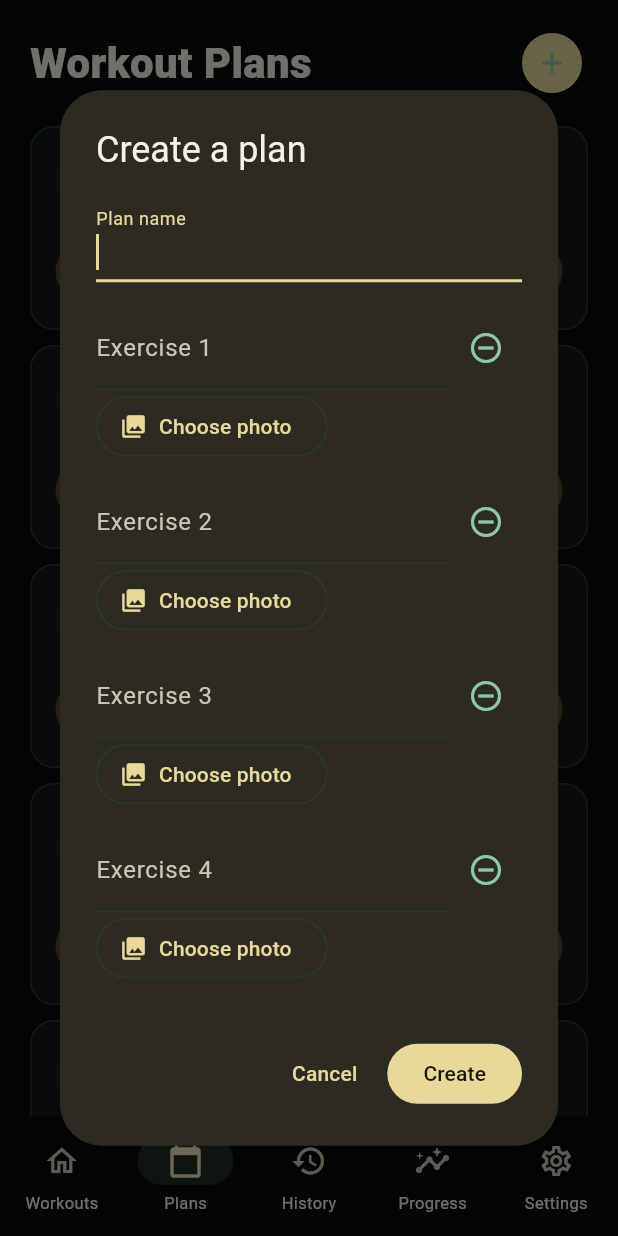
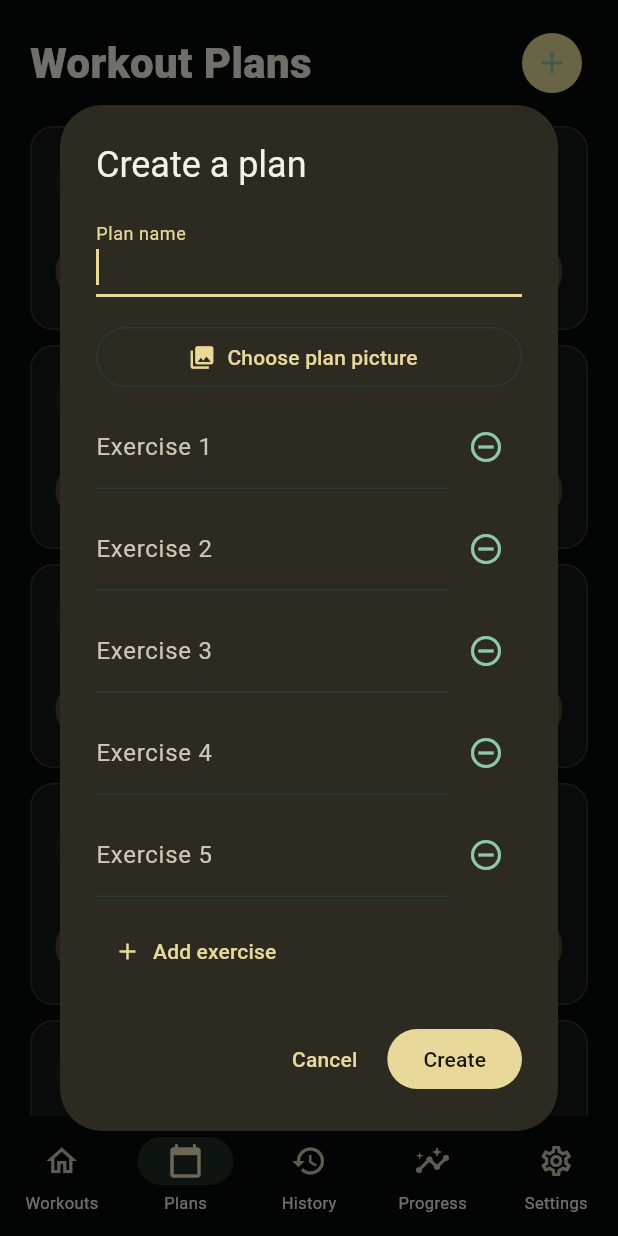
Before and after one commit to wazo-byte/flutter_ipohne_app_zenith00, a Flutter app: the screen it shows after launch, item 2 of the bottom bar chosen, after a tap on the "add" icon, on a phone screen of 412 x 824 dp. Run offline on Flutter 3.47's test engine with Material 3 defaults, Android fonts, the phone set to English and light mode, and no system bars; our stand-ins replace image_picker, shared_preferences; Roboto replaces fonts that are missing (SF Pro Display).

Commit message:
Add custom workout plan pictures

```diff
--- a/lib/main.dart
+++ b/lib/main.dart
@@ -168,7 +168,7 @@ class _ZenithShellState extends State<ZenithShell> {
   void _createPlan(
     String name,
     List<String> exercises,
-    List<String?> exerciseImages,
+    String? coverImageData,
   ) {
     final id = 'custom-${DateTime.now().microsecondsSinceEpoch}';
     setState(() {
@@ -178,7 +178,7 @@ class _ZenithShellState extends State<ZenithShell> {
           name: name,
           exerciseCount: exercises.length,
           exercises: exercises,
-          exerciseImages: exerciseImages,
+          coverImageData: coverImageData,
         ),
       );
     });
--- a/lib/models/workout_plan.dart
+++ b/lib/models/workout_plan.dart
@@ -4,7 +4,7 @@ class WorkoutPlan {
   final int exerciseCount;
   final DateTime? lastCompleted;
   final List<String> exercises;
-  final List<String?> exerciseImages;
+  final String? coverImageData;
 
   /// Reserved for future push/pull/legs, upper/lower, and muscle visuals.
   final String? category;
@@ -15,7 +15,7 @@ class WorkoutPlan {
     required this.exerciseCount,
     this.lastCompleted,
     this.exercises = const [],
-    this.exerciseImages = const [],
+    this.coverImageData,
     this.category,
   });
 
@@ -23,30 +23,22 @@ class WorkoutPlan {
       ? List.generate(exerciseCount, (index) => 'Exercise ${index + 1}')
       : exercises;
 
-  String? exerciseImageAt(int index) =>
-      index < exerciseImages.length ? exerciseImages[index] : null;
-
   Map<String, dynamic> toJson() => {
         'id': id,
         'name': name,
         'exercises': exerciseNames,
-        'exerciseImages': List.generate(
-          exerciseNames.length,
-          exerciseImageAt,
-        ),
+        'coverImageData': coverImageData,
         'category': category,
       };
 
   factory WorkoutPlan.fromJson(Map<String, dynamic> json) {
     final exercises = List<String>.from(json['exercises'] as List? ?? const []);
-    final exerciseImages =
-        List<String?>.from(json['exerciseImages'] as List? ?? const []);
     return WorkoutPlan(
       id: json['id'] as String,
       name: json['name'] as String,
       exerciseCount: exercises.length,
       exercises: exercises,
-      exerciseImages: exerciseImages,
+      coverImageData: json['coverImageData'] as String?,
       category: json['category'] as String?,
     );
   }
--- a/lib/screens/plans/plans_screen.dart
+++ b/lib/screens/plans/plans_screen.dart
@@ -2,22 +2,20 @@ import 'dart:convert';
 
 import 'package:flutter/material.dart';
 import 'package:image_picker/image_picker.dart';
+
 import '../../core/theme/app_theme.dart';
 import '../../models/workout_plan.dart';
 
 typedef _PlanDraft = ({
   String name,
   List<String> exercises,
-  List<String?> exerciseImages,
+  String? coverImageData,
 });
 
 class PlansScreen extends StatelessWidget {
   final List<WorkoutPlan> plans;
-  final void Function(
-    String name,
-    List<String> exercises,
-    List<String?> exerciseImages,
-  ) onCreatePlan;
+  final void Function(String name, List<String> exercises, String? coverImageData)
+      onCreatePlan;
   final ValueChanged<WorkoutPlan> onUpdatePlan;
   final ValueChanged<WorkoutPlan> onDeletePlan;
   final ValueChanged<WorkoutPlan> onStartWorkout;
@@ -42,10 +40,7 @@ class PlansScreen extends StatelessWidget {
         : plan.exerciseNames
             .map((exercise) => TextEditingController(text: exercise))
             .toList();
-    final exerciseImages = List<String?>.generate(
-      exerciseControllers.length,
-      (index) => plan?.exerciseImageAt(index),
-    );
+    var coverImageData = plan?.coverImageData;
 
     try {
       final result = await showDialog<_PlanDraft>(
@@ -76,6 +71,49 @@ class PlansScreen extends StatelessWidget {
                                 : null,
                       ),
                       const SizedBox(height: 16),
+                      OutlinedButton.icon(
+                        onPressed: () async {
+                          final image = await ImagePicker().pickImage(
+                            source: ImageSource.gallery,
+                            maxWidth: 640,
+                            maxHeight: 360,
+                            imageQuality: 65,
+                          );
+                          if (image == null) return;
+                          final bytes = await image.readAsBytes();
+                          if (!context.mounted) return;
+                          setDialogState(
+                              () => coverImageData = base64Encode(bytes));
+                        },
+                        icon: const Icon(Icons.photo_library),
+                        label: Text(
+                          coverImageData == null
+                              ? 'Choose plan picture'
+                              : 'Change plan picture',
+                        ),
+                      ),
+                      if (coverImageData != null) ...[
+                        const SizedBox(height: 8),
+                        ClipRRect(
+                          borderRadius: BorderRadius.circular(10),
+                          child: Image.memory(
+                            base64Decode(coverImageData!),
+                            height: 120,
+                            width: double.infinity,
+                            fit: BoxFit.cover,
+                          ),
+                        ),
+                        Align(
+                          alignment: Alignment.centerLeft,
+                          child: TextButton.icon(
+                            onPressed: () =>
+                                setDialogState(() => coverImageData = null),
+                            icon: const Icon(Icons.delete_outline),
+                            label: const Text('Remove picture'),
+                          ),
+                        ),
+                      ],
+                      const SizedBox(height: 8),
                       ...exerciseControllers.indexed.map((entry) {
                         final index = entry.$1;
                         final controller = entry.$2;
@@ -110,61 +148,12 @@ class PlansScreen extends StatelessWidget {
                                               exerciseControllers
                                                   .removeAt(index)
                                                   .dispose();
-                                              exerciseImages.removeAt(index);
                                             });
                                           },
                                     icon: const Icon(
                                       Icons.remove_circle_outline,
                                     ),
                                   ),
-                                ],
-                              ),
-                              Row(
-                                children: [
-                                  OutlinedButton.icon(
-                                    onPressed: () async {
-                                      final image =
-                                          await ImagePicker().pickImage(
-                                        source: ImageSource.gallery,
-                                        maxWidth: 480,
-                                        maxHeight: 480,
-                                        imageQuality: 60,
-                                      );
-                                      if (image == null) return;
-                                      final bytes = await image.readAsBytes();
-                                      if (!context.mounted) return;
-                                      setDialogState(() {
-                                        exerciseImages[index] =
-                                            base64Encode(bytes);
-                                      });
-                                    },
-                                    icon: const Icon(Icons.photo_library),
-                                    label: Text(
-                                      exerciseImages[index] == null
-                                          ? 'Choose photo'
-                                          : 'Change photo',
-                                    ),
-                                  ),
-                                  if (exerciseImages[index] != null)
-                                    IconButton(
-                                      tooltip: 'Remove photo',
-                                      onPressed: () => setDialogState(
-                                        () => exerciseImages[index] = null,
-                                      ),
-                                      icon: const Icon(Icons.delete_outline),
-                                    ),
-                                  if (exerciseImages[index] != null) ...[
-                                    const SizedBox(width: 8),
-                                    ClipRRect(
-                                      borderRadius: BorderRadius.circular(8),
-                                      child: Image.memory(
-                                        base64Decode(exerciseImages[index]!),
-                                        width: 52,
-                                        height: 52,
-                                        fit: BoxFit.cover,
-                                      ),
-                                    ),
-                                  ],
                                 ],
                               ),
                             ],
@@ -176,7 +165,6 @@ class PlansScreen extends StatelessWidget {
                         child: TextButton.icon(
                           onPressed: () => setDialogState(() {
                             exerciseControllers.add(TextEditingController());
-                            exerciseImages.add(null);
                           }),
                           icon: const Icon(Icons.add),
                           label: const Text('Add exercise'),
@@ -202,7 +190,7 @@ class PlansScreen extends StatelessWidget {
                       exercises: exerciseControllers
                           .map((controller) => controller.text.trim())
                           .toList(),
-                      exerciseImages: List.of(exerciseImages),
+                      coverImageData: coverImageData,
                     ),
                   );
                 },
@@ -217,7 +205,7 @@ class PlansScreen extends StatelessWidget {
         onCreatePlan(
           result.name,
           result.exercises,
-          result.exerciseImages,
+          result.coverImageData,
         );
       } else {
         onUpdatePlan(
@@ -226,7 +214,7 @@ class PlansScreen extends StatelessWidget {
             name: result.name,
             exerciseCount: result.exercises.length,
             exercises: result.exercises,
-            exerciseImages: result.exerciseImages,
+            coverImageData: result.coverImageData,
             category: plan.category,
             lastCompleted: plan.lastCompleted,
           ),
--- a/lib/widgets/workout_card.dart
+++ b/lib/widgets/workout_card.dart
@@ -1,3 +1,5 @@
+import 'dart:convert';
+
 import 'package:flutter/material.dart';
 import '../core/theme/app_theme.dart';
 import '../models/workout_plan.dart';
@@ -30,10 +32,20 @@ class WorkoutCard extends StatelessWidget {
               color: AppTheme.surface2,
               borderRadius: BorderRadius.circular(16),
             ),
-            child: const Center(
-              child:
-                  Icon(Icons.fitness_center, size: 64, color: AppTheme.muted),
-            ),
+            clipBehavior: Clip.antiAlias,
+            child: plan.coverImageData == null
+                ? const Center(
+                    child: Icon(
+                      Icons.fitness_center,
+                      size: 64,
+                      color: AppTheme.muted,
+                    ),
+                  )
+                : Image.memory(
+                    base64Decode(plan.coverImageData!),
+                    width: double.infinity,
+                    fit: BoxFit.cover,
+                  ),
           ),
           const SizedBox(height: 14),
           Text(plan.name,
```
Also changed, not shown: 1 other file.
